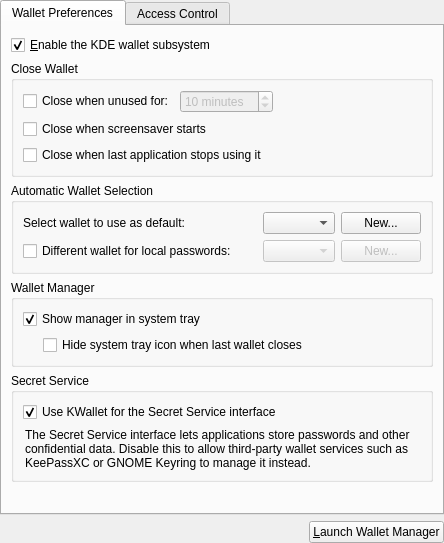
Before: the Qt Designer form src/konfigurator/walletconfigwidget.ui in KDE/kwalletmanager, drawn with Qt 5.
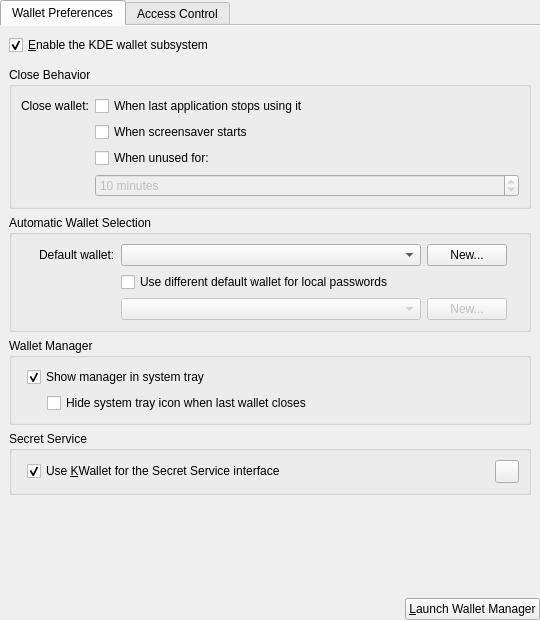
After: the same form once the commit is applied. Custom widgets are drawn as their Qt base class.

Commit message:
konfigurator: Use flat QGroupBoxes and set documentMode on QTabWidget
Makes it consistent with other KCMs and and Kirigami KCMs

Diff of the .ui file:
```diff
--- a/src/konfigurator/walletconfigwidget.ui
+++ b/src/konfigurator/walletconfigwidget.ui
@@ -2,8 +2,16 @@
 <ui version="4.0">
  <class>WalletConfigWidget</class>
  <widget class="QWidget" name="WalletConfigWidget">
+  <property name="geometry">
+   <rect>
+    <x>0</x>
+    <y>0</y>
+    <width>540</width>
+    <height>620</height>
+   </rect>
+  </property>
   <layout class="QVBoxLayout" name="verticalLayout">
-   <property name="margin">
+   <property name="margin" stdset="0">
     <number>0</number>
    </property>
    <item>
@@ -11,6 +19,9 @@
      <property name="currentIndex">
       <number>0</number>
      </property>
+     <property name="documentMode">
+      <bool>true</bool>
+     </property>
      <widget class="QWidget" name="tab1">
       <attribute name="title">
        <string>Wallet Preferences</string>
@@ -29,35 +40,83 @@
          </property>
         </widget>
        </item>
+       <item>
+        <widget class="KSeparator" name="kseparator"/>
+       </item>
        <item>
         <widget class="QGroupBox" name="groupBox2">
          <property name="whatsThis">
           <string>It is best to close your wallets when you are not using them to prevent others from viewing or using them.</string>
          </property>
          <property name="title">
-          <string>Close Wallet</string>
+          <string>Close Behavior</string>
+         </property>
+         <property name="flat">
+          <bool>true</bool>
          </property>
          <layout class="QVBoxLayout">
           <item>
-           <layout class="QHBoxLayout">
-            <item>
+           <layout class="QFormLayout" name="formLayout">
+            <property name="labelAlignment">
+             <set>Qt::AlignmentFlag::AlignRight|Qt::AlignmentFlag::AlignTrailing|Qt::AlignmentFlag::AlignVCenter</set>
+            </property>
+            <property name="formAlignment">
+             <set>Qt::AlignmentFlag::AlignHCenter|Qt::AlignmentFlag::AlignTop</set>
+            </property>
+            <item row="0" column="0">
+             <widget class="QLabel" name="closeWalletLabel">
+              <property name="text">
+               <string>Close wallet:</string>
+              </property>
+             </widget>
+            </item>
+            <item row="0" column="1">
+             <widget class="QCheckBox" name="_autoclose">
+              <property name="whatsThis">
+               <string>&lt;p&gt;&lt;b&gt;Close wallet as soon as applications that use it have stopped.&lt;/b&gt;&lt;br&gt;Note that your wallet will only be closed when all applications that use it have stopped.&lt;br&gt;When a wallet is closed the password is needed to access it again.&lt;/p&gt;</string>
+              </property>
+              <property name="text">
+               <string>When last application stops using it</string>
+              </property>
+             </widget>
+            </item>
+            <item row="1" column="1">
+             <widget class="QCheckBox" name="_screensaverLock">
+              <property name="whatsThis">
+               <string>&lt;p&gt;&lt;b&gt;Close wallet as soon as the screensaver starts.&lt;/b&gt;&lt;br&gt;When a wallet is closed the password is needed to access it again.&lt;/p&gt;</string>
+              </property>
+              <property name="text">
+               <string>When screensaver starts</string>
+              </property>
+             </widget>
+            </item>
+            <item row="2" column="1">
              <widget class="QCheckBox" name="_closeIdle">
               <property name="whatsThis">
                <string>&lt;p&gt;&lt;b&gt;Close wallet after a period of inactivity.&lt;/b&gt;&lt;br&gt;When a wallet is closed the password is needed to access it again.&lt;/p&gt;</string>
               </property>
               <property name="text">
-               <string>Close when unused for:</string>
+               <string>When unused for:</string>
               </property>
              </widget>
             </item>
-            <item>
+            <item row="3" column="1">
              <widget class="QSpinBox" name="_idleTime">
               <property name="enabled">
                <bool>false</bool>
               </property>
+              <property name="minimumSize">
+               <size>
+                <width>250</width>
+                <height>0</height>
+               </size>
+              </property>
               <property name="whatsThis">
                <string>&lt;p&gt;&lt;b&gt;Close wallet after a period of inactivity.&lt;/b&gt;&lt;br&gt;When a wallet is closed the password is needed to access it again.&lt;/p&gt;</string>
               </property>
+              <property name="alignment">
+               <set>Qt::AlignmentFlag::AlignLeading|Qt::AlignmentFlag::AlignLeft|Qt::AlignmentFlag::AlignVCenter</set>
+              </property>
               <property name="suffix">
                <string> minutes</string>
               </property>
@@ -75,44 +134,8 @@
               </property>
              </widget>
             </item>
-            <item>
-             <spacer>
-              <property name="orientation">
-               <enum>Qt::Horizontal</enum>
-              </property>
-              <property name="sizeType">
-               <enum>QSizePolicy::Expanding</enum>
-              </property>
-              <property name="sizeHint" stdset="0">
-               <size>
-                <width>20</width>
-                <height>20</height>
-               </size>
-              </property>
-             </spacer>
-            </item>
            </layout>
           </item>
-          <item>
-           <widget class="QCheckBox" name="_screensaverLock">
-            <property name="whatsThis">
-             <string>&lt;p&gt;&lt;b&gt;Close wallet as soon as the screensaver starts.&lt;/b&gt;&lt;br&gt;When a wallet is closed the password is needed to access it again.&lt;/p&gt;</string>
-            </property>
-            <property name="text">
-             <string>Close when screensaver starts</string>
-            </property>
-           </widget>
-          </item>
-          <item>
-           <widget class="QCheckBox" name="_autoclose">
-            <property name="whatsThis">
-             <string>&lt;p&gt;&lt;b&gt;Close wallet as soon as applications that use it have stopped.&lt;/b&gt;&lt;br&gt;Note that your wallet will only be closed when all applications that use it have stopped.&lt;br&gt;When a wallet is closed the password is needed to access it again.&lt;/p&gt;</string>
-            </property>
-            <property name="text">
-             <string>Close when last application stops using it</string>
-            </property>
-           </widget>
-          </item>
          </layout>
         </widget>
        </item>
@@ -121,76 +144,108 @@
          <property name="title">
           <string>Automatic Wallet Selection</string>
          </property>
+         <property name="flat">
+          <bool>true</bool>
+         </property>
          <layout class="QGridLayout">
           <item row="0" column="0">
-           <widget class="QLabel" name="textLabel1_2">
-            <property name="text">
-             <string>Select wallet to use as default:</string>
+           <layout class="QFormLayout" name="formLayout3">
+            <property name="fieldGrowthPolicy">
+             <enum>QFormLayout::FieldGrowthPolicy::ExpandingFieldsGrow</enum>
             </property>
-           </widget>
-          </item>
-          <item row="0" column="1" rowspan="2">
-           <spacer>
-            <property name="orientation">
-             <enum>Qt::Horizontal</enum>
+            <property name="labelAlignment">
+             <set>Qt::AlignmentFlag::AlignRight|Qt::AlignmentFlag::AlignTrailing|Qt::AlignmentFlag::AlignVCenter</set>
             </property>
-            <property name="sizeType">
-             <enum>QSizePolicy::Expanding</enum>
+            <property name="formAlignment">
+             <set>Qt::AlignmentFlag::AlignHCenter|Qt::AlignmentFlag::AlignTop</set>
             </property>
-            <property name="sizeHint" stdset="0">
-             <size>
-              <width>20</width>
-              <height>20</height>
-             </size>
-            </property>
-           </spacer>
-          </item>
-          <item row="0" column="2">
-           <widget class="QComboBox" name="_defaultWallet">
-            <property name="sizePolicy">
-             <sizepolicy hsizetype="Minimum" vsizetype="Fixed">
-              <horstretch>1</horstretch>
-              <verstretch>0</verstretch>
-             </sizepolicy>
-            </property>
-           </widget>
-          </item>
-          <item row="0" column="3">
-           <widget class="QPushButton" name="_newWallet">
-            <property name="text">
-             <string>New...</string>
-            </property>
-           </widget>
-          </item>
-          <item row="1" column="0">
+            <item row="1" column="1">
            <widget class="QCheckBox" name="_localWalletSelected">
             <property name="text">
-             <string>Different wallet for local passwords:</string>
+               <string>Use different default wallet for local passwords</string>
             </property>
            </widget>
           </item>
-          <item row="1" column="2">
+            <item row="2" column="1">
+             <layout class="QHBoxLayout" name="horizontalLayout4">
+              <item>
            <widget class="QComboBox" name="_localWallet">
             <property name="enabled">
              <bool>false</bool>
             </property>
             <property name="sizePolicy">
-             <sizepolicy hsizetype="Minimum" vsizetype="Fixed">
+                 <sizepolicy hsizetype="Fixed" vsizetype="Fixed">
               <horstretch>1</horstretch>
               <verstretch>0</verstretch>
              </sizepolicy>
             </property>
-           </widget>
-          </item>
-          <item row="1" column="3">
+                <property name="minimumSize">
+                 <size>
+                  <width>300</width>
+                  <height>0</height>
+                 </size>
+                </property>
+               </widget>
+              </item>
+              <item>
            <widget class="QPushButton" name="_newLocalWallet">
             <property name="enabled">
              <bool>false</bool>
             </property>
+                <property name="sizePolicy">
+                 <sizepolicy hsizetype="Fixed" vsizetype="Fixed">
+                  <horstretch>0</horstretch>
+                  <verstretch>0</verstretch>
+                 </sizepolicy>
+                </property>
             <property name="text">
              <string>New...</string>
             </property>
            </widget>
+              </item>
+             </layout>
+            </item>
+            <item row="0" column="0">
+             <widget class="QLabel" name="selectDefaultWalletLabel">
+              <property name="text">
+               <string>Default wallet:</string>
+              </property>
+             </widget>
+            </item>
+            <item row="0" column="1">
+             <layout class="QHBoxLayout" name="horizontalLayout3">
+              <item>
+               <widget class="QComboBox" name="_defaultWallet">
+                <property name="sizePolicy">
+                 <sizepolicy hsizetype="Fixed" vsizetype="Fixed">
+                  <horstretch>1</horstretch>
+                  <verstretch>0</verstretch>
+                 </sizepolicy>
+                </property>
+                <property name="minimumSize">
+                 <size>
+                  <width>300</width>
+                  <height>0</height>
+                 </size>
+                </property>
+               </widget>
+              </item>
+              <item>
+               <widget class="QPushButton" name="_newWallet">
+                <property name="sizePolicy">
+                 <sizepolicy hsizetype="Fixed" vsizetype="Fixed">
+                  <horstretch>0</horstretch>
+                  <verstretch>0</verstretch>
+                 </sizepolicy>
+                </property>
+                <property name="text">
+                 <string>New...</string>
+                </property>
+               </widget>
+              </item>
+             </layout>
+            </item>
+           </layout>
           </item>
          </layout>
         </widget>
@@ -200,8 +255,16 @@
          <property name="title">
           <string>Wallet Manager</string>
          </property>
+         <property name="flat">
+          <bool>true</bool>
+         </property>
          <layout class="QVBoxLayout" name="verticalLayout_3">
           <item>
+           <layout class="QFormLayout" name="formLayout2">
+            <property name="formAlignment">
+             <set>Qt::AlignmentFlag::AlignHCenter|Qt::AlignmentFlag::AlignTop</set>
+            </property>
+            <item row="0" column="1">
            <widget class="QCheckBox" name="_launchManager">
             <property name="text">
              <string>Show manager in system tray</string>
@@ -211,20 +274,20 @@
             </property>
            </widget>
           </item>
-          <item>
-           <layout class="QHBoxLayout" name="horizontalLayout_2">
+            <item row="1" column="1">
+             <layout class="QHBoxLayout" name="horizontalLayout_3">
             <item>
              <spacer name="horizontalSpacer">
               <property name="orientation">
-               <enum>Qt::Horizontal</enum>
+                 <enum>Qt::Orientation::Horizontal</enum>
               </property>
               <property name="sizeType">
-               <enum>QSizePolicy::Fixed</enum>
+                 <enum>QSizePolicy::Policy::Fixed</enum>
               </property>
               <property name="sizeHint" stdset="0">
                <size>
                 <width>20</width>
-                <height>0</height>
+                  <height>20</height>
                </size>
               </property>
              </spacer>
@@ -238,21 +301,7 @@
             </item>
            </layout>
           </item>
-          <item>
-           <spacer>
-            <property name="orientation">
-             <enum>Qt::Horizontal</enum>
-            </property>
-            <property name="sizeType">
-             <enum>QSizePolicy::Fixed</enum>
-            </property>
-            <property name="sizeHint" stdset="0">
-             <size>
-              <width>20</width>
-              <height>0</height>
-             </size>
-            </property>
-           </spacer>
+           </layout>
           </item>
          </layout>
         </widget>
@@ -262,11 +311,24 @@
          <property name="title">
           <string>Secret Service</string>
          </property>
+         <property name="flat">
+          <bool>true</bool>
+         </property>
          <layout class="QVBoxLayout">
+          <item>
+           <layout class="QFormLayout" name="formLayout4">
+            <property name="formAlignment">
+             <set>Qt::AlignmentFlag::AlignHCenter|Qt::AlignmentFlag::AlignTop</set>
+            </property>
+            <item row="0" column="1">
+             <layout class="QHBoxLayout" name="horizontalLayout5">
+              <property name="spacing">
+               <number>0</number>
+              </property>
           <item>
            <widget class="QCheckBox" name="_secretServiceAPI">
             <property name="text">
-             <string>Use KWallet for the Secret Service interface</string>
+                 <string>Use &amp;KWallet for the Secret Service interface</string>
             </property>
             <property name="checked">
              <bool>true</bool>
@@ -274,25 +336,23 @@
            </widget>
           </item>
           <item>
-           <widget class="QLabel" name="label">
-            <property name="text">
+               <widget class="KContextualHelpButton" name="kcontextualhelpbutton">
+                <property name="contextualHelpText">
              <string>The Secret Service interface lets applications store passwords and other confidential data. Disable this to allow third-party wallet services such as KeePassXC or GNOME Keyring to manage it instead.</string>
             </property>
-            <property name="wordWrap">
-             <bool>true</bool>
-            </property>
-            <property name="indent">
-             <number>2</number>
-            </property>
-           </widget>
-          </item>
+               </widget>
+              </item>
+             </layout>
+            </item>
+           </layout>
+          </item>
           <item>
            <spacer>
             <property name="orientation">
-             <enum>Qt::Horizontal</enum>
+             <enum>Qt::Orientation::Horizontal</enum>
             </property>
             <property name="sizeType">
-             <enum>QSizePolicy::Fixed</enum>
+             <enum>QSizePolicy::Policy::Fixed</enum>
             </property>
             <property name="sizeHint" stdset="0">
              <size>
@@ -308,10 +368,10 @@
        <item>
         <spacer>
          <property name="orientation">
-          <enum>Qt::Vertical</enum>
+          <enum>Qt::Orientation::Vertical</enum>
          </property>
          <property name="sizeType">
-          <enum>QSizePolicy::Expanding</enum>
+          <enum>QSizePolicy::Policy::Expanding</enum>
          </property>
          <property name="sizeHint" stdset="0">
           <size>
@@ -347,34 +407,16 @@
           <property name="text">
            <string>Wallet</string>
           </property>
-          <property name="clickable">
-           <bool>true</bool>
-          </property>
-          <property name="resizable">
-           <bool>true</bool>
-          </property>
          </column>
          <column>
           <property name="text">
            <string>Application</string>
           </property>
-          <property name="clickable">
-           <bool>true</bool>
-          </property>
-          <property name="resizable">
-           <bool>true</bool>
-          </property>
          </column>
          <column>
           <property name="text">
            <string>Policy</string>
           </property>
-          <property name="clickable">
-           <bool>true</bool>
-          </property>
-          <property name="resizable">
-           <bool>true</bool>
-          </property>
          </column>
         </widget>
        </item>
@@ -383,14 +425,17 @@
     </widget>
    </item>
    <item>
-    <layout class="QHBoxLayout" name="horizontalLayout">
+    <widget class="KSeparator" name="kseparator2"/>
+   </item>
+   <item>
+    <layout class="QHBoxLayout" name="launchButtonBar">
      <item>
       <spacer>
        <property name="orientation">
-        <enum>Qt::Horizontal</enum>
+        <enum>Qt::Orientation::Horizontal</enum>
        </property>
        <property name="sizeType">
-        <enum>QSizePolicy::Expanding</enum>
+        <enum>QSizePolicy::Policy::Expanding</enum>
        </property>
        <property name="sizeHint" stdset="0">
         <size>
@@ -411,6 +456,18 @@
    </item>
   </layout>
  </widget>
+ <customwidgets>
+  <customwidget>
+   <class>KContextualHelpButton</class>
+   <extends>QToolButton</extends>
+   <header>kcontextualhelpbutton.h</header>
+  </customwidget>
+  <customwidget>
+   <class>KSeparator</class>
+   <extends>QFrame</extends>
+   <header>kseparator.h</header>
+  </customwidget>
+ </customwidgets>
  <resources/>
  <connections>
   <connection>
```
Left out of the diff: 72 changed lines with no effect on the pictures. Lines whose indentation alone changed are shown as unchanged. The commit also changes 1 other file.
